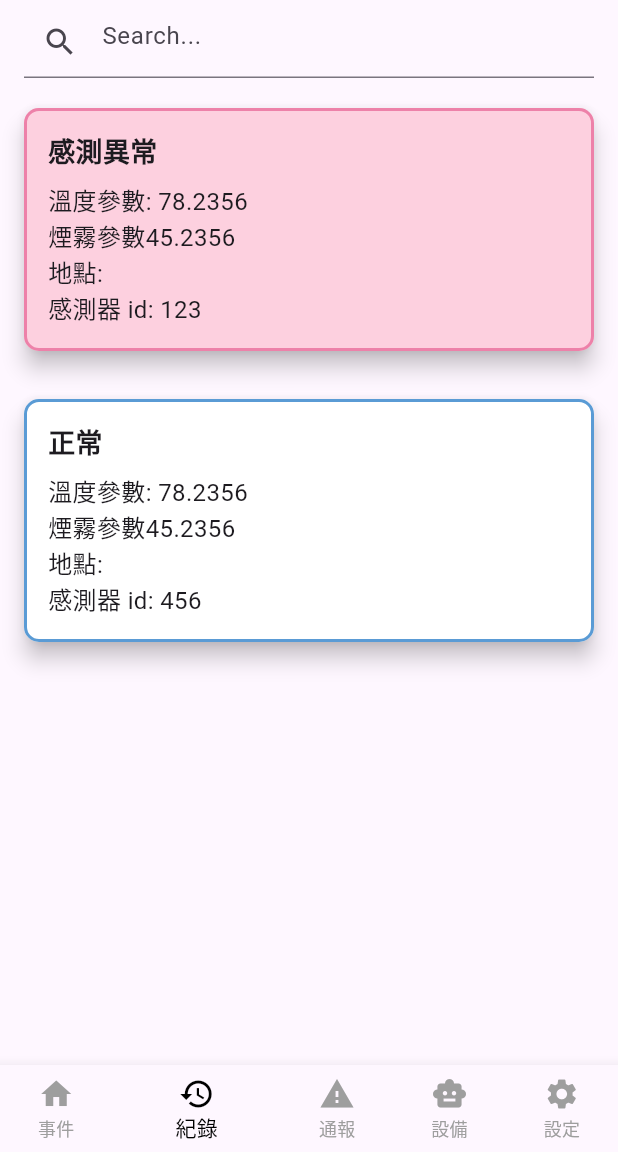
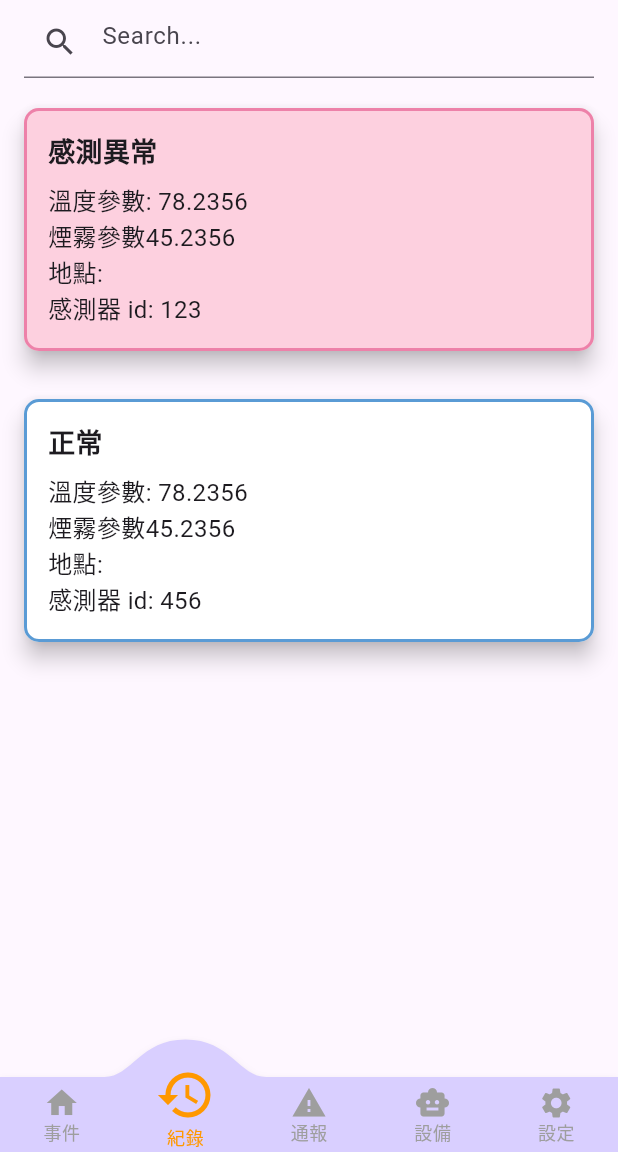
Before and after one commit to Artin0123/firealert, a Flutter app: the screen it shows after launch, item 2 of the bottom bar chosen, on a phone screen of 412 x 824 dp, the part 84-1236 px from its top. Run offline on Flutter 3.47's test engine with Material 3 defaults, Android fonts, the phone set to English and light mode, and no system bars; drawn by our look-alikes of convex_bottom_bar; our stand-ins replace flutter_local_notifications; network calls fail.

Commit message:
ConvexAppBar

```diff
--- a/lib/main.dart
+++ b/lib/main.dart
@@ -8,6 +8,7 @@ import 'package:flutter_local_notifications/flutter_local_notifications.dart';
 import 'package:web_socket_channel/web_socket_channel.dart';
 import 'package:web_socket_channel/io.dart';
 import 'package:provider/provider.dart';
+import 'package:convex_bottom_bar/convex_bottom_bar.dart';
 
 void main() {
   runApp(
@@ -109,36 +110,40 @@ class _MyHomePageState extends State<MyHomePage> {
         centerTitle: true,
       ),
       body: pages[currentIndex],
-      bottomNavigationBar: BottomNavigationBar(
-        selectedItemColor: Colors.black,
-        unselectedItemColor: Colors.grey,
-        showUnselectedLabels: true,
-        currentIndex: currentIndex,
+      bottomNavigationBar: ConvexAppBar(
+        // selectedItemColor: Color.fromARGB(255, 51, 66, 80),
+        // unselectedItemColor: Colors.grey,
+        // showUnselectedLabels: true,
+        // currentIndex: currentIndex,
+        style: TabStyle.react,
+        backgroundColor: Color.fromARGB(255, 217, 207, 255),
+        color: Colors.grey,
+        activeColor: Colors.orange,
         onTap: (int index) {
           setState(() {
             currentIndex = index;
           });
         },
-        items: const [
-          BottomNavigationBarItem(
-            icon: Icon(Icons.home),
-            label: '事件',
+        items: [
+          TabItem(
+            icon: Icons.home,
+            title: '事件',
           ),
-          BottomNavigationBarItem(
-            icon: Icon(Icons.history),
-            label: '紀錄',
+          TabItem(
+            icon: Icons.history,
+            title: '紀錄',
           ),
-          BottomNavigationBarItem(
-            icon: Icon(Icons.warning),
-            label: '通報',
+          TabItem(
+            icon: Icons.warning,
+            title: ('通報'),
           ),
-          BottomNavigationBarItem(
-            icon: Icon(Icons.smart_toy),
-            label: '設備',
+          TabItem(
+            icon: Icons.smart_toy,
+            title: '設備',
           ),
-          BottomNavigationBarItem(
-            icon: Icon(Icons.settings),
-            label: '設定',
+          TabItem(
+            icon: Icons.settings,
+            title: '設定',
           ),
         ],
       ),
--- a/pubspec.yaml
+++ b/pubspec.yaml
@@ -32,6 +32,7 @@ dependencies:
   web_socket_channel: ^2.4.0
   flutter_local_notifications: ^16.3.2
   provider: ^6.1.1
+  convex_bottom_bar: ^3.2.0
   flutter:
     sdk: flutter
 
```
Also changed, not shown: pubspec.lock.
